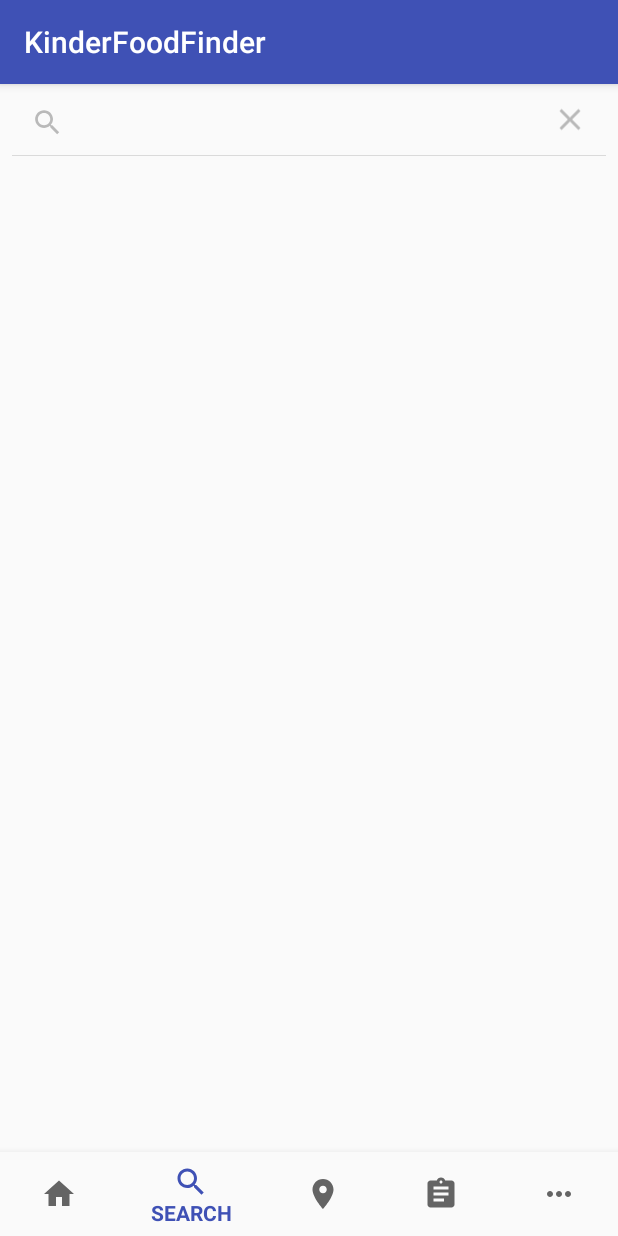
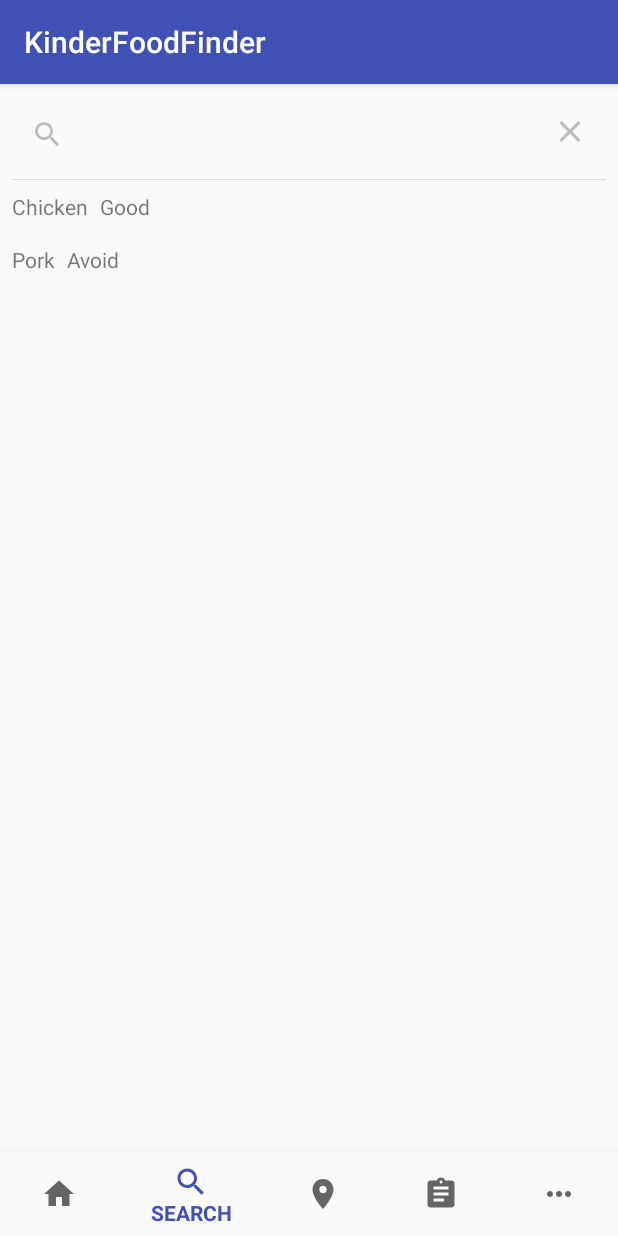
Before and after one commit to WolfeLeee/comp5703project, an Android app: the screen it shows after launch (MainActivity), item 2 of the bottom bar chosen, on a phone screen of 412 x 824 dp. Run offline under Robolectric (Android 15) with nearby library versions, the phone set to English and light mode, and no system bars.

Commit message:
Adding Products, GetProductsData(used to call asynchronous task and query from database), ProductsRecyclerViewAdapter (Adapter for search class recyclerView)

```diff
--- a/KinderFoodFinder/app/build.gradle
+++ b/KinderFoodFinder/app/build.gradle
@@ -26,4 +26,5 @@ dependencies {
     androidTestImplementation 'com.android.support.test:runner:1.0.2'
     androidTestImplementation 'com.android.support.test.espresso:espresso-core:3.0.2'
     implementation 'com.android.support:design:28.0.0'
+    implementation 'com.android.support:recyclerview-v7:28.0.0'
 }
--- /dev/null
+++ b/KinderFoodFinder/app/src/main/java/comp5703/sydney/edu/au/kinderfoodfinder/GetProductsData.java
@@ -0,0 +1,44 @@
+package comp5703.sydney.edu.au.kinderfoodfinder;
+
+import android.os.AsyncTask;
+import android.util.Log;
+
+import java.util.ArrayList;
+import java.util.List;
+
+enum GetDatabase{ IDLE, PROCESSING, NOT_INITIALISED, FAILED_OR_EMPTY, SUCCESS}
+
+public class GetProductsData extends AsyncTask<String, Void, List<Products>> {
+
+    private static final String TAG = "GetProductsData";
+    private List<Products> productsList;
+    private final OnDataAvailable mCallback;
+
+    interface OnDataAvailable{
+        void onDataAvailable(List<Products> data);
+    }
+
+    public GetProductsData(OnDataAvailable mCallback) {
+        this.mCallback = mCallback;
+        productsList = new ArrayList<Products>();
+    }
+
+    @Override
+    protected void onPostExecute(List<Products> products) {
+        super.onPostExecute(products);
+        Log.d(TAG, "onPostExecute: starts");
+        mCallback.onDataAvailable(products);
+        Log.d(TAG, "onPostExecute: ends");
+    }
+
+    @Override
+    protected List<Products> doInBackground(String... strings) {
+        Log.d(TAG, "doInBackground: starts");
+        Products product1 = new Products("Chicken","Good");
+        Products product2 = new Products("Pork","Avoid");
+        productsList.add(product1);
+        productsList.add(product2);
+        Log.d(TAG, "doInBackground: ends");
+        return productsList;
+    }
+}
--- /dev/null
+++ b/KinderFoodFinder/app/src/main/java/comp5703/sydney/edu/au/kinderfoodfinder/Products.java
@@ -0,0 +1,39 @@
+package comp5703.sydney.edu.au.kinderfoodfinder;
+
+import java.io.Serializable;
+
+public class Products implements Serializable {
+
+    private static final long serialVersionUID = 1L;
+
+    private String brand;
+    private String rating;
+
+    public Products(String brand, String rating) {
+        this.brand = brand;
+        this.rating = rating;
+    }
+
+    public String getBrand() {
+        return brand;
+    }
+
+    public void setBrand(String brand) {
+        this.brand = brand;
+    }
+
+    public String getRating() {
+        return rating;
+    }
+
+    public void setRating(String rating) {
+        this.rating = rating;
+    }
+
+    @Override
+    public String toString() {
+        return "Products{" +
+                "brand='" + brand + '\n' +
+                ", rating='" + rating + '}';
+    }
+}
--- /dev/null
+++ b/KinderFoodFinder/app/src/main/java/comp5703/sydney/edu/au/kinderfoodfinder/ProductsRecyclerViewAdapter.java
@@ -0,0 +1,69 @@
+package comp5703.sydney.edu.au.kinderfoodfinder;
+
+import android.content.Context;
+import android.support.annotation.NonNull;
+import android.support.v7.widget.RecyclerView;
+import android.util.Log;
+import android.view.LayoutInflater;
+import android.view.View;
+import android.view.ViewGroup;
+import android.widget.TextView;
+
+import java.util.List;
+
+public class ProductsRecyclerViewAdapter extends RecyclerView.Adapter<ProductsRecyclerViewAdapter.ProductsViewHolder> {
+
+    private static final String TAG = "ProductsRecyclerViewAda";
+    private List<Products> productsList;
+    private Context context;
+
+    public ProductsRecyclerViewAdapter(List<Products> productsList, Context context) {
+        this.productsList = productsList;
+        this.context = context;
+    }
+
+    @NonNull
+    @Override
+    public ProductsViewHolder onCreateViewHolder(@NonNull ViewGroup viewGroup, int i) {
+        Log.d(TAG, "onCreateViewHolder: new view requested");
+        View view = LayoutInflater.from(viewGroup.getContext()).inflate(R.layout.recycler_browse,viewGroup,false);
+        return new ProductsViewHolder(view);
+    }
+
+    @Override
+    public void onBindViewHolder(@NonNull ProductsRecyclerViewAdapter.ProductsViewHolder productsViewHolder, int position) {
+        if(productsList != null && (productsList.size() != 0)){
+            Products products = productsList.get(position);
+            Log.d(TAG, "onBindViewHolder: "+products.getBrand()+" -----> "+position);
+            productsViewHolder.brand.setText(products.getBrand());
+            productsViewHolder.rating.setText(products.getRating());
+
+        }
+    }
+
+    @Override
+    public int getItemCount() {
+        return ((productsList != null) && (productsList.size()!=0) ? productsList.size() : 0);
+    }
+
+    void loadNewData(List<Products> newProducts){
+        productsList = newProducts;
+        notifyDataSetChanged();
+    }
+
+    public Products getProducts(int position){
+        return ((productsList != null)&& (productsList.size()!=0) ? productsList.get(position) : null);
+    }
+
+    static class ProductsViewHolder extends RecyclerView.ViewHolder{
+        private static final String TAG = "ProductsViewHolder";
+        TextView brand = null;
+        TextView rating = null;
+
+        public ProductsViewHolder(@NonNull View itemView) {
+            super(itemView);
+            this.brand = (TextView) itemView.findViewById(R.id.brand);
+            this.rating = (TextView) itemView.findViewById(R.id.rating);
+        }
+    }
+}
--- a/KinderFoodFinder/app/src/main/java/comp5703/sydney/edu/au/kinderfoodfinder/SearchFragment.java
+++ b/KinderFoodFinder/app/src/main/java/comp5703/sydney/edu/au/kinderfoodfinder/SearchFragment.java
@@ -4,15 +4,23 @@ import android.os.Bundle;
 import android.support.annotation.NonNull;
 import android.support.annotation.Nullable;
 import android.support.v4.app.Fragment;
+import android.support.v7.widget.LinearLayoutManager;
+import android.support.v7.widget.RecyclerView;
+import android.util.Log;
 import android.view.LayoutInflater;
 import android.view.View;
 import android.view.ViewGroup;
 import android.widget.SearchView;
 
-public class SearchFragment extends Fragment
+import java.util.ArrayList;
+import java.util.List;
+
+public class SearchFragment extends Fragment implements GetProductsData.OnDataAvailable
 {
     // defined variables
-    SearchView searchView;
+    private static final String TAG = "SearchFragment";
+    private SearchView searchView;
+    private ProductsRecyclerViewAdapter mProductsRecyclerViewAdapter;
 
 
     @Nullable
@@ -25,8 +33,30 @@ public class SearchFragment extends Fragment
 
     @Override
     public void onViewCreated(@NonNull View view, @Nullable Bundle savedInstanceState) {
+        Log.d(TAG, "onViewCreated: starts");
         super.onViewCreated(view, savedInstanceState);
         searchView = (SearchView) view.findViewById(R.id.searchProduct);
         searchView.setIconified(false);
+        RecyclerView recyclerView =(RecyclerView) view.findViewById(R.id.productRecyclerview);
+        recyclerView.setLayoutManager(new LinearLayoutManager(getActivity()));
+//        recyclerView.addOnItemTouchListener(new RecyclerItemClicklistener(getActivity(),recyclerView,getActivity()));
+
+        mProductsRecyclerViewAdapter = new ProductsRecyclerViewAdapter(new ArrayList<Products>(),getContext());
+        recyclerView.setAdapter(mProductsRecyclerViewAdapter);
+        Log.d(TAG, "onViewCreated: ends");
+    }
+
+    @Override
+    public void onResume() {
+        super.onResume();
+        GetProductsData getProductsData = new GetProductsData(this);
+        getProductsData.execute("something");
+    }
+
+    @Override
+    public void onDataAvailable(List<Products> data) {
+        Log.d(TAG, "onDataAvailable: starts");
+        mProductsRecyclerViewAdapter.loadNewData(data);
+        Log.d(TAG, "onDataAvailable: ends");
     }
 }
--- a/KinderFoodFinder/app/src/main/res/layout/fragment_search.xml
+++ b/KinderFoodFinder/app/src/main/res/layout/fragment_search.xml
@@ -1,26 +1,17 @@
 <?xml version="1.0" encoding="utf-8"?>
-<android.support.constraint.ConstraintLayout
-    xmlns:android="http://schemas.android.com/apk/res/android"
-    xmlns:app="http://schemas.android.com/apk/res-auto"
-    xmlns:tools="http://schemas.android.com/tools"
-    android:layout_width="match_parent"
+<LinearLayout xmlns:android="http://schemas.android.com/apk/res/android"
+    android:orientation="vertical" android:layout_width="match_parent"
     android:layout_height="match_parent">
 
     <SearchView
         android:id="@+id/searchProduct"
-        android:layout_width="0dp"
-        android:layout_height="wrap_content"
-        app:layout_constraintEnd_toEndOf="parent"
-        app:layout_constraintStart_toStartOf="parent"
-        app:layout_constraintTop_toTopOf="parent">
+        android:layout_width="match_parent"
+        android:layout_height="64dp">
 
     </SearchView>
 
     <android.support.v7.widget.RecyclerView
+        android:id="@+id/productRecyclerview"
         android:layout_width="match_parent"
-        android:layout_height="0dp"
-        app:layout_constraintBottom_toBottomOf="parent"
-        app:layout_constraintEnd_toEndOf="parent"
-        app:layout_constraintStart_toStartOf="parent"
-        app:layout_constraintTop_toBottomOf="@+id/searchView" />
-</android.support.constraint.ConstraintLayout>
+        android:layout_height="match_parent" />
+</LinearLayout>
--- /dev/null
+++ b/KinderFoodFinder/app/src/main/res/layout/recycler_browse.xml
@@ -0,0 +1,31 @@
+<?xml version="1.0" encoding="utf-8"?>
+<android.support.constraint.ConstraintLayout xmlns:android="http://schemas.android.com/apk/res/android"
+    xmlns:app="http://schemas.android.com/apk/res-auto"
+    xmlns:tools="http://schemas.android.com/tools"
+    android:layout_width="match_parent"
+    android:layout_height="wrap_content">
+
+    <TextView
+        android:id="@+id/brand"
+        android:layout_width="wrap_content"
+        android:layout_height="wrap_content"
+        android:layout_marginStart="8dp"
+        android:layout_marginTop="8dp"
+        android:layout_marginBottom="8dp"
+        app:layout_constraintBottom_toBottomOf="parent"
+        app:layout_constraintStart_toStartOf="parent"
+        app:layout_constraintTop_toTopOf="parent"
+        tools:text="TextView" />
+
+    <TextView
+        android:id="@+id/rating"
+        android:layout_width="0dp"
+        android:layout_height="wrap_content"
+        android:layout_marginStart="8dp"
+        android:layout_marginEnd="8dp"
+        app:layout_constraintBaseline_toBaselineOf="@+id/brand"
+        app:layout_constraintEnd_toEndOf="parent"
+        app:layout_constraintHorizontal_bias="1.0"
+        app:layout_constraintStart_toEndOf="@+id/brand"
+        tools:text="TextView" />
+</android.support.constraint.ConstraintLayout>
```
